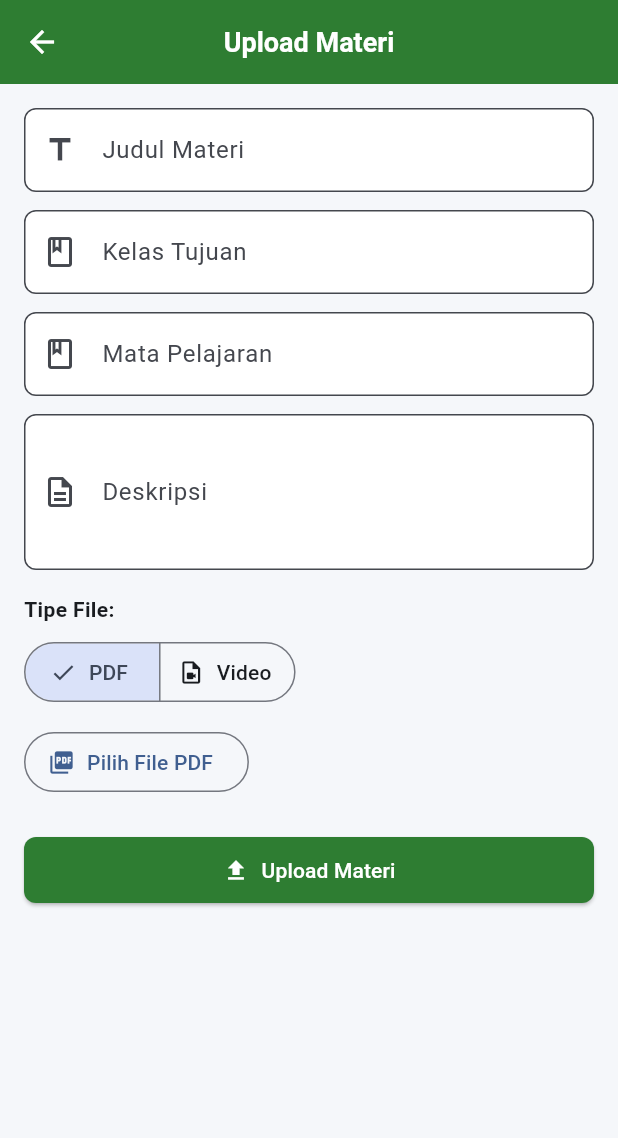
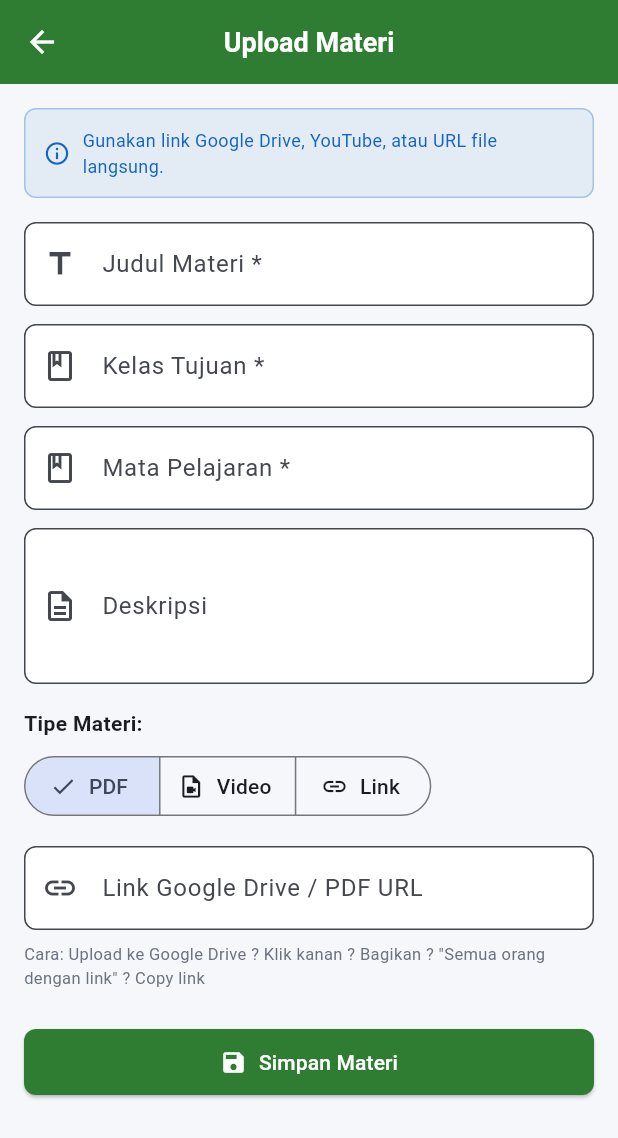
Before and after one commit to Lwrance13/-Pengembangan-Aplikasi-Mobile-Learning-Management-System-LMS-EduTech-SMK-, a Flutter app: the UploadMaterialPage screen opened directly, on a phone screen of 412 x 824 dp. Shown: the top 1138 px of the screen. Run offline on Flutter 3.47's test engine with Material 3 defaults, Android fonts, the phone set to English and light mode, and no system bars; our stand-ins replace cloud_firestore, firebase_auth, firebase_core, firebase_messaging, firebase_storage, fl_chart and 1 more; missing offline and left inert: mobile_scanner; accounts and stored records are empty.

Commit message:
fix: Upload Materi - ganti file picker ke URL input (Storage plan Spark tidak support)
- Hapus file_picker & storage dependency dari upload_material_page
- Ganti ke input URL (Google Drive, YouTube, link langsung)
- 3 tipe materi: PDF, Video, Link
- SegmentedButton untuk pilih tipe
- Petunjuk cara share Google Drive
- Simpan langsung ke Firestore tanpa Storage

Co-authored-by: Copilot <223556219+Copilot@users.noreply.github.com>

```diff
--- a/lib/features/teacher/upload_material_page.dart
+++ b/lib/features/teacher/upload_material_page.dart
@@ -1,10 +1,8 @@
 import 'dart:async';
 import 'package:flutter/material.dart';
-import 'package:file_picker/file_picker.dart';
 import 'package:firebase_auth/firebase_auth.dart';
 import 'package:cloud_firestore/cloud_firestore.dart';
 import '../../core/constants/firebase_constants.dart';
-import '../../core/services/storage_service.dart';
 import '../../core/theme/app_theme.dart';
 
 class UploadMaterialPage extends StatefulWidget {
@@ -20,58 +18,25 @@ class _UploadMaterialPageState extends State<UploadMaterialPage> {
   final _kelasCtrl = TextEditingController();
   final _mapelCtrl = TextEditingController();
   final _deskripsiCtrl = TextEditingController();
+  final _urlCtrl = TextEditingController();
   String _type = 'pdf';
-  PlatformFile? _selectedFile;
   bool _uploading = false;
-  double _progress = 0;
 
-  Future<void> _pickFile() async {
-    final result = await FilePicker.platform.pickFiles(
-      type: _type == 'pdf' ? FileType.custom : FileType.media,
-      allowedExtensions: _type == 'pdf' ? ['pdf'] : null,
-      withData: true,
-    );
-    if (result != null) {
-      setState(() => _selectedFile = result.files.first);
-    }
+  @override
+  void dispose() {
+    _judulCtrl.dispose();
+    _kelasCtrl.dispose();
+    _mapelCtrl.dispose();
+    _deskripsiCtrl.dispose();
+    _urlCtrl.dispose();
+    super.dispose();
   }
 
-  Future<void> _upload() async {
+  Future<void> _simpan() async {
     if (!_formKey.currentState!.validate()) return;
-    setState(() { _uploading = true; _progress = 0; });
+    setState(() => _uploading = true);
     try {
       final uid = FirebaseAuth.instance.currentUser?.uid;
-      String? fileUrl;
-
-      // Upload file ke Storage (opsional - lanjut meski gagal)
-      final bytes = _selectedFile?.bytes;
-      if (bytes != null) {
-        try {
-          final contentType = _type == 'pdf' ? 'application/pdf' : 'video/mp4';
-          fileUrl = await StorageService().uploadBytes(
-            bytes: bytes,
-            storagePath: FirebaseConstants.materiStoragePath,
-            customFileName: '${DateTime.now().millisecondsSinceEpoch}_${_selectedFile!.name}',
-            contentType: contentType,
-          ).timeout(
-            const Duration(seconds: 20),
-            onTimeout: () => throw Exception('Upload timeout. Materi disimpan tanpa file.'),
-          );
-        } catch (uploadError) {
-          // Upload gagal — simpan ke Firestore tanpa file URL
-          debugPrint('Storage upload error: $uploadError');
-          if (mounted) {
-            ScaffoldMessenger.of(context).showSnackBar(
-              SnackBar(
-                content: Text('File tidak terunggah: $uploadError\nMenyimpan data tanpa file...'),
-                duration: const Duration(seconds: 3),
-              ),
-            );
-          }
-        }
-      }
-
-      // Simpan ke Firestore (selalu berhasil kalau Firestore OK)
       await FirebaseFirestore.instance
           .collection(FirebaseConstants.materiCollection)
           .add({
@@ -80,8 +45,8 @@ class _UploadMaterialPageState extends State<UploadMaterialPage> {
         'mapel': _mapelCtrl.text.trim(),
         'deskripsi': _deskripsiCtrl.text.trim(),
         'type': _type,
-        'file_url': fileUrl,
-        'file_name': _selectedFile?.name ?? '',
+        'file_url': _urlCtrl.text.trim().isEmpty ? null : _urlCtrl.text.trim(),
+        'file_name': _judulCtrl.text.trim(),
         'guru_id': uid,
         'guru_name': FirebaseAuth.instance.currentUser?.displayName ?? '',
         'created_at': FieldValue.serverTimestamp(),
@@ -90,8 +55,8 @@ class _UploadMaterialPageState extends State<UploadMaterialPage> {
       if (mounted) {
         ScaffoldMessenger.of(context).showSnackBar(
           const SnackBar(
-            content: Text('✅ Materi berhasil disimpan!'),
-            backgroundColor: AppTheme.success,
+            content: Text('Materi berhasil disimpan!'),
+            backgroundColor: Color(0xFF2E7D32),
           ),
         );
         Navigator.pop(context);
@@ -99,7 +64,7 @@ class _UploadMaterialPageState extends State<UploadMaterialPage> {
     } catch (e) {
       if (mounted) {
         ScaffoldMessenger.of(context).showSnackBar(
-          SnackBar(content: Text('Error: $e'), backgroundColor: AppTheme.danger),
+          SnackBar(content: Text('Error: $e'), backgroundColor: Color(0xFFC62828)),
         );
       }
     } finally {
@@ -121,61 +86,102 @@ class _UploadMaterialPageState extends State<UploadMaterialPage> {
           child: Column(
             crossAxisAlignment: CrossAxisAlignment.start,
             children: [
+              Container(
+                padding: const EdgeInsets.all(12),
+                decoration: BoxDecoration(
+                  color: AppTheme.primary.withValues(alpha: 0.08),
+                  borderRadius: BorderRadius.circular(8),
+                  border: Border.all(color: AppTheme.primary.withValues(alpha: 0.3)),
+                ),
+                child: const Row(
+                  children: [
+                    Icon(Icons.info_outline, color: AppTheme.primary, size: 18),
+                    SizedBox(width: 8),
+                    Expanded(
+                      child: Text(
+                        'Gunakan link Google Drive, YouTube, atau URL file langsung.',
+                        style: TextStyle(color: AppTheme.primary, fontSize: 12),
+                      ),
+                    ),
+                  ],
+                ),
+              ),
+              const SizedBox(height: 16),
               TextFormField(
                 controller: _judulCtrl,
-                decoration: const InputDecoration(labelText: 'Judul Materi', prefixIcon: Icon(Icons.title)),
+                decoration: const InputDecoration(
+                  labelText: 'Judul Materi *',
+                  prefixIcon: Icon(Icons.title),
+                ),
                 validator: (v) => v == null || v.isEmpty ? 'Wajib diisi' : null,
               ),
               const SizedBox(height: 12),
               TextFormField(
                 controller: _kelasCtrl,
-                decoration: const InputDecoration(labelText: 'Kelas Tujuan', prefixIcon: Icon(Icons.class_outlined)),
+                decoration: const InputDecoration(
+                  labelText: 'Kelas Tujuan *',
+                  prefixIcon: Icon(Icons.class_outlined),
+                  hintText: 'contoh: XII-TKJ-1',
+                ),
                 validator: (v) => v == null || v.isEmpty ? 'Wajib diisi' : null,
               ),
               const SizedBox(height: 12),
               TextFormField(
                 controller: _mapelCtrl,
-                decoration: const InputDecoration(labelText: 'Mata Pelajaran', prefixIcon: Icon(Icons.book_outlined)),
+                decoration: const InputDecoration(
+                  labelText: 'Mata Pelajaran *',
+                  prefixIcon: Icon(Icons.book_outlined),
+                ),
                 validator: (v) => v == null || v.isEmpty ? 'Wajib diisi' : null,
               ),
               const SizedBox(height: 12),
               TextFormField(
                 controller: _deskripsiCtrl,
                 maxLines: 3,
-                decoration: const InputDecoration(labelText: 'Deskripsi', prefixIcon: Icon(Icons.description_outlined)),
+                decoration: const InputDecoration(
+                  labelText: 'Deskripsi',
+                  prefixIcon: Icon(Icons.description_outlined),
+                ),
               ),
               const SizedBox(height: 16),
-              const Text('Tipe File:', style: TextStyle(fontWeight: FontWeight.w600)),
+              const Text('Tipe Materi:', style: TextStyle(fontWeight: FontWeight.w600)),
               const SizedBox(height: 8),
               SegmentedButton<String>(
                 segments: const [
                   ButtonSegment(value: 'pdf', label: Text('PDF'), icon: Icon(Icons.picture_as_pdf_outlined)),
                   ButtonSegment(value: 'video', label: Text('Video'), icon: Icon(Icons.video_file_outlined)),
+                  ButtonSegment(value: 'link', label: Text('Link'), icon: Icon(Icons.link)),
                 ],
                 selected: {_type},
-                onSelectionChanged: (s) => setState(() { _type = s.first; _selectedFile = null; }),
+                onSelectionChanged: (s) => setState(() => _type = s.first),
               ),
-              const SizedBox(height: 12),
-              OutlinedButton.icon(
-                onPressed: _pickFile,
-                icon: Icon(_type == 'pdf' ? Icons.picture_as_pdf : Icons.video_file),
-                label: Text(_selectedFile != null
-                    ? _selectedFile!.name
-                    : 'Pilih File ${_type.toUpperCase()}'),
+              const SizedBox(height: 16),
+              TextFormField(
+                controller: _urlCtrl,
+                decoration: InputDecoration(
+                  labelText: _type == 'video' ? 'Link YouTube / Google Drive Video'
+                      : _type == 'pdf' ? 'Link Google Drive / PDF URL'
+                      : 'Link Materi',
+                  prefixIcon: const Icon(Icons.link),
+                  hintText: 'https://drive.google.com/...',
+                ),
+                keyboardType: TextInputType.url,
+              ),
+              const SizedBox(height: 8),
+              const Text(
+                'Cara: Upload ke Google Drive ? Klik kanan ? Bagikan ? "Semua orang dengan link" ? Copy link',
+                style: TextStyle(fontSize: 11, color: AppTheme.textSecondary),
               ),
               const SizedBox(height: 24),
-              if (_uploading) ...[
-                LinearProgressIndicator(value: _progress),
-                const SizedBox(height: 8),
-                const Text('Mengunggah...', textAlign: TextAlign.center),
-                const SizedBox(height: 12),
-              ],
               SizedBox(
                 width: double.infinity,
                 child: ElevatedButton.icon(
-                  onPressed: _uploading ? null : _upload,
-                  icon: const Icon(Icons.upload),
-                  label: const Text('Upload Materi'),
+                  onPressed: _uploading ? null : _simpan,
+                  icon: _uploading
+                      ? const SizedBox(width: 18, height: 18,
+                          child: CircularProgressIndicator(strokeWidth: 2, color: Colors.white))
+                      : const Icon(Icons.save),
+                  label: Text(_uploading ? 'Menyimpan...' : 'Simpan Materi'),
                   style: ElevatedButton.styleFrom(backgroundColor: AppTheme.guruMapelColor),
                 ),
               ),
```
Also changed, not shown: 1 other file.
